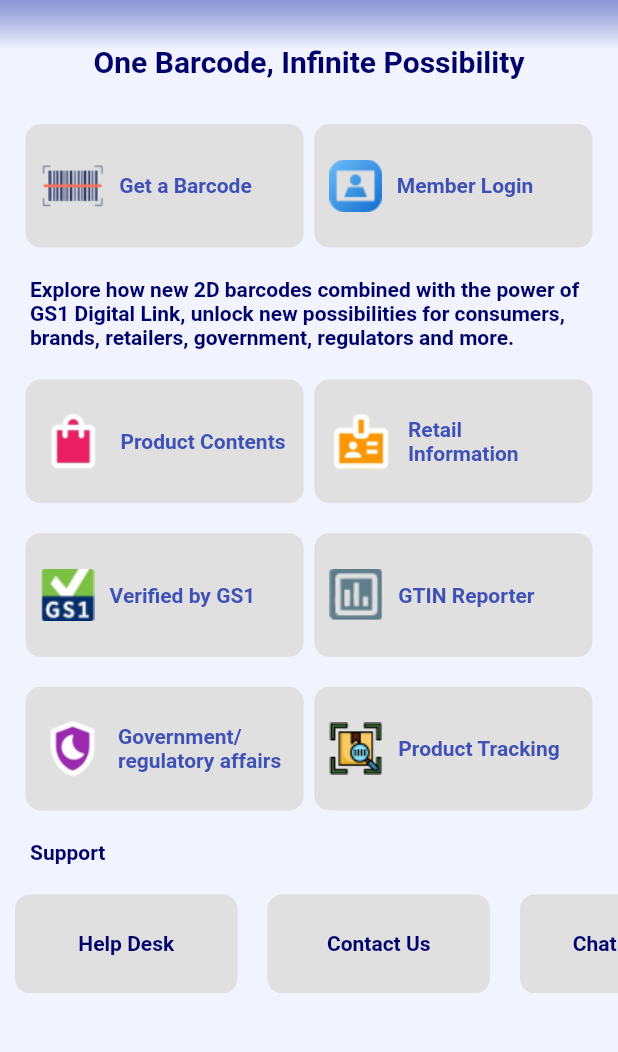
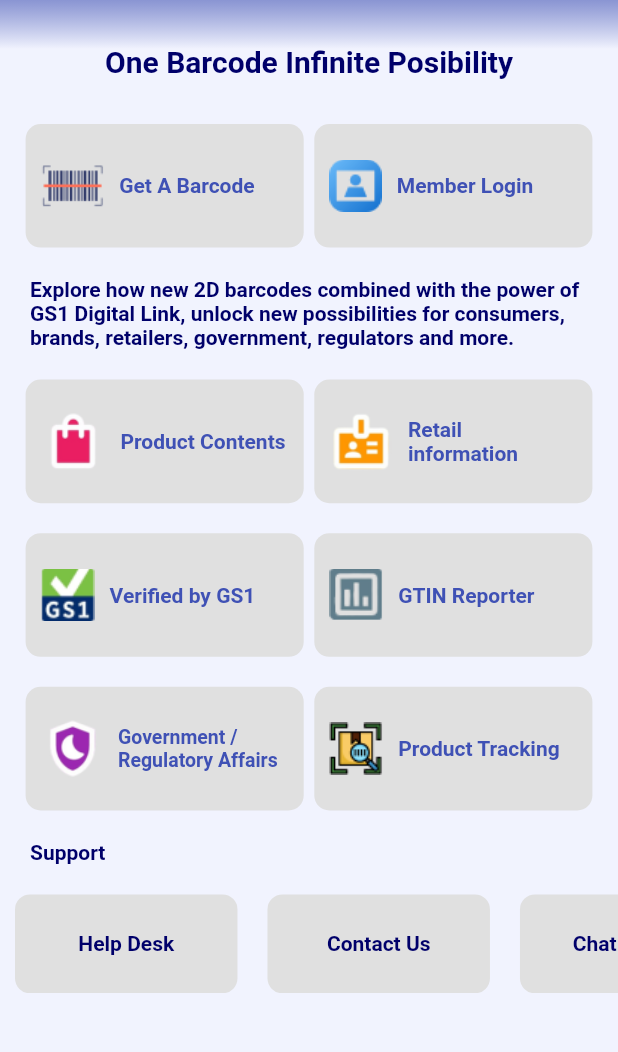
Before and after one commit to Wasim-Zaman/gs1_ksa_nartec, a Flutter app: the screen it shows after launch, on a phone screen of 412 x 824 dp, the part 179-1231 px from its top. Run offline on Flutter 3.47's test engine with Material 2 defaults, Android fonts, the phone set to English and light mode, and no system bars; drawn by our look-alikes of auto_size_text; our stand-ins replace awesome_dialog, bottom_navy_bar, country_code_picker, country_picker, email_validator, file_picker and 11 more; missing offline and left inert: flutter_exit_app, qr_code_scanner.

Commit message:
home screen localization completed

```diff
--- a/lib/localization/local_string.dart
+++ b/lib/localization/local_string.dart
@@ -15,6 +15,21 @@
           'gtinReporter': 'GTIN Reporter',
           'productTracking': 'Product Tracking',
           'regulatoryAffairs': 'Government / Regulatory Affairs',
+
+          // home screen scaffold
+          'oneBarcodeInfinitePosibility': 'One Barcode Infinite Posibility',
+          'getABarcode': 'Get A Barcode',
+          'memberLogin': 'Member Login',
+          'homeDescription':
+              'Explore how new 2D barcodes combined with the power of GS1 Digital Link, unlock new possibilities for consumers, brands, retailers, government, regulators and more.',
+          'support': 'Support',
+          // Help desk screen
+          'retry': 'Try again',
+          'noDataFound': 'No data found',
+          'noContentsFound': 'No contents found',
+
+          // GS1 member login screen
+          'gs1MemberLogin': 'GS1 Member Login',
         },
         'ar_SA': {
           'helpDesk': 'مكتب المساعدة',
@@ -28,6 +43,22 @@
           'gtinReporter': 'تقرير GTIN',
           'productTracking': 'تتبع المنتج',
           'regulatoryAffairs': 'الشؤون الحكومية / التنظيمية',
+
+          // home screen scaffold
+          'oneBarcodeInfinitePosibility': 'رمز شريطي واحد إمكانية لا حصر لها',
+          'getABarcode': 'احصل على رمز شريطي',
+          'memberLogin': 'تسجيل الدخول للأعضاء',
+          'homeDescription':
+              'استكشف كيف تفتح رموز الاستجابة السريعة الجديدة ثنائية الأبعاد بالاشتراك مع قوة رابط GS1 الرقمي إمكانات جديدة للمستهلكين والعلامات التجارية والتجار والحكومة والجهات التنظيمية وغيرها.',
+          'support': 'الدعم',
+
+          // Help desk screen
+          'retry': 'حاول مرة أخرى',
+          'noDataFound': 'لم يتم العثور على بيانات',
+          'noContentsFound': 'لم يتم العثور على محتويات',
+
+          // GS1 member login screen
+          'gs1MemberLogin': 'تسجيل الدخول للأعضاء',
         },
       };
 }
--- a/lib/main.dart
+++ b/lib/main.dart
@@ -30,7 +30,7 @@
       child: GetMaterialApp(
         translations: LocalString(),
         locale: const Locale('en', 'US'),
-        title: 'GS1 Saudi Arabia',
+        title: 'GS1 V2',
         theme: ThemeData(
           primarySwatch: darkBlue,
           appBarTheme: AppBarTheme(
--- a/lib/utils/app_dialogs.dart
+++ b/lib/utils/app_dialogs.dart
@@ -75,29 +75,23 @@
     showDialog(
       context: context,
       builder: (context) => AlertDialog(
-        title: const Text('Choose Language'),
+        title: Text('selectLanguage'.tr),
         content: Column(
           mainAxisSize: MainAxisSize.min,
           children: [
-            RadioListTile(
-              title: const Text('English'),
-              value: 'en_US',
-              groupValue: 'en_US',
-              onChanged: (value) {
-                // update language using getx
+            ListTile(
+              onTap: () {
                 Get.updateLocale(const Locale('en', 'US'));
                 Navigator.pop(context);
               },
+              title: const Text('English'),
             ),
-            RadioListTile(
-              title: const Text('Arabic'),
-              value: 'ar_SA',
-              groupValue: 'en_US',
-              onChanged: (value) {
-                // update language using getx
+            ListTile(
+              onTap: () {
                 Get.updateLocale(const Locale('ar', 'SA'));
                 Navigator.pop(context);
               },
+              title: const Text('Arabic'),
             ),
           ],
         ),
--- /dev/null
+++ b/lib/utils/app_text_style.dart
@@ -0,0 +1,10 @@
+import 'package:flutter/material.dart';
+import 'package:gs1_v2_project/constants/colors/app_colors.dart';
+
+class AppTextStyle {
+  static const homeDrawerTitle = TextStyle(
+    fontSize: 18,
+    // fontWeight: FontWeight.bold,
+    color: AppColors.primaryColor,
+  );
+}
--- a/lib/view/screens/grids/custom_&_border_grid.dart
+++ b/lib/view/screens/grids/custom_&_border_grid.dart
@@ -23,7 +23,7 @@
           foregroundColor: whiteColor,
           title: Column(
             children: [
-              const Text("GTIN:"),
+              const Text("GTIN" + ":"),
               Text(dataModel.gtin!),
             ],
           ),
--- a/lib/view/screens/home/help_desk/home_help_desk_screen.dart
+++ b/lib/view/screens/home/help_desk/home_help_desk_screen.dart
@@ -1,5 +1,6 @@
 import 'package:flutter/material.dart';
 import 'package:flutter_html/flutter_html.dart';
+import 'package:get/get.dart';
 import 'package:gs1_v2_project/controllers/home_help_desk/home_help_desk_controller.dart';
 import 'package:gs1_v2_project/widgets/buttons/primary_button_widget.dart';
 import 'package:gs1_v2_project/widgets/loading/loading_widget.dart';
@@ -16,7 +17,7 @@
   Widget build(BuildContext context) {
     return Scaffold(
       appBar: AppBar(
-        title: const Text('Help Desk'),
+        title: Text('helpDesk'.tr),
       ),
       body: FutureBuilder(
         future: HomeHelpDeskController.getHelpDeskData(),
@@ -35,7 +36,7 @@
                   const SizedBox(height: 20),
                   // retry button
                   PrimaryButtonWidget(
-                    caption: "Retry",
+                    caption: "retry".tr,
                     buttonHeight: 45,
                     onPressed: () {
                       setState(() {});
@@ -58,7 +59,7 @@
               ),
             );
           }
-          return const Center(child: Text('No Contents To Display'));
+          return Center(child: Text('noDataFound'.tr));
         },
       ),
     );
--- a/lib/view/screens/home/home_screen.dart
+++ b/lib/view/screens/home/home_screen.dart
@@ -25,10 +25,10 @@
 
 class _HomeScreenState extends State<HomeScreen> {
   List<String> names = [
-    'Help Desk',
-    'Contact Us',
-    'Chat with us',
-    'Social Media',
+    'helpDesk',
+    'contactUs',
+    'chatWithUs',
+    'socialMedia',
   ];
 
   @override
@@ -181,37 +181,103 @@
             child: Column(
               children: [
                 ListTile(
-                  leading: Image.asset(DrawerImages.select_language),
                   onTap: () {
-                    Navigator.pop(context);
                     AppDialogs.chooseLanguage(context);
                   },
-                  title: 'selectLanguage'
+                  leading: Image.asset(DrawerImages.select_language),
+                  title: "selectLanguage"
                       .tr
                       .text
                       .color(AppColors.primaryColor)
                       .make(),
                 ),
-                // ... Other ListTile items ...
-
+                // ListTile(
+                //   leading: Image.asset(DrawerImages.staff_login),
+                //   title:
+                //       "Staff Login".text.color(AppColors.primaryColor).make(),
+                // ),
+                ListTile(
+                  onTap: () {
+                    HomeServices.productContentsClick(context);
+                  },
+                  leading: Image.asset(DrawerImages.product_contents),
+                  title: "productContents"
+                      .tr
+                      .text
+                      .color(AppColors.primaryColor)
+                      .make(),
+                ),
+                ListTile(
+                  onTap: () {
+                    HomeServices.retailInformationClick(context);
+                  },
+                  leading: Image.asset(DrawerImages.retail_information),
+                  title: "retailInformation"
+                      .tr
+                      .text
+                      .color(AppColors.primaryColor)
+                      .make(),
+                ),
+                ListTile(
+                  onTap: () {
+                    HomeServices.verifiedByGS1Click(context);
+                  },
+                  leading: Image.asset(DrawerImages.verified_by_gs1),
+                  title: "verifiedByGS1"
+                      .tr
+                      .text
+                      .color(AppColors.primaryColor)
+                      .make(),
+                ),
+                ListTile(
+                  onTap: () {
+                    HomeServices.gtinReporterClick(context);
+                  },
+                  leading: Image.asset(DrawerImages.gtin_reporter),
+                  title: "gtinReporter"
+                      .tr
+                      .text
+                      .color(AppColors.primaryColor)
+                      .make(),
+                ),
+                ListTile(
+                  onTap: () {},
+                  leading: Image.asset(DrawerImages.product_tracking),
+                  title: "productTracking"
+                      .tr
+                      .text
+                      .color(AppColors.primaryColor)
+                      .make(),
+                ),
+                ListTile(
+                  onTap: () {
+                    HomeServices.regulatoryAffairsClick(context);
+                  },
+                  leading: Image.asset(DrawerImages.regulatory_affairs),
+                  title: "regulatoryAffairs"
+                      .tr
+                      .text
+                      .color(AppColors.primaryColor)
+                      .make(),
+                ),
                 ListTile(
                   leading: Image.asset(DrawerImages.help_desk),
                   title:
-                      'helpDesk'.tr.text.color(AppColors.primaryColor).make(),
+                      "helpDesk".tr.text.color(AppColors.primaryColor).make(),
                 ),
                 ListTile(
                   leading: Image.asset(DrawerImages.contact_us),
                   title:
-                      'contactUs'.tr.text.color(AppColors.primaryColor).make(),
+                      "contactUs".tr.text.color(AppColors.primaryColor).make(),
                 ),
                 ListTile(
                   leading: Image.asset(DrawerImages.chat_with_us),
                   title:
-                      'chatWithUs'.tr.text.color(AppColors.primaryColor).make(),
+                      "chatWithUs".tr.text.color(AppColors.primaryColor).make(),
                 ),
                 ListTile(
                   leading: Image.asset(DrawerImages.social_media),
-                  title: 'socialMedia'
+                  title: "socialMedia"
                       .tr
                       .text
                       .color(AppColors.primaryColor)
@@ -256,7 +322,8 @@
             children: [
               Center(child: Image.asset(OtherImages.trans_logo)),
               const SizedBox(height: 30),
-              "One Barcode, Infinite Possibility"
+              "oneBarcodeInfinitePosibility"
+                  .tr
                   .text
                   .color(AppColors.primaryColor)
                   .bold
@@ -268,12 +335,12 @@
                 mainAxisAlignment: MainAxisAlignment.spaceEvenly,
                 children: [
                   RectangularButton(
-                    caption: "Get a Barcode",
+                    caption: "getABarcode",
                     image: OtherImages.get_a_barcode,
                     onPressed: () => HomeServices.getBarCode(context),
                   ),
                   RectangularButton(
-                    caption: "Member Login",
+                    caption: "memberLogin",
                     image: OtherImages.get_member_login,
                     onPressed: () => Navigator.of(context).pushNamed(
                       Gs1MemberLoginScreen.routeName,
@@ -281,7 +348,8 @@
                   ),
                 ],
               ).box.margin(const EdgeInsets.symmetric(horizontal: 10)).make(),
-              "Explore how new 2D barcodes combined with the power of GS1 Digital Link, unlock new possibilities for consumers, brands, retailers, government, regulators and more."
+              "homeDescription"
+                  .tr
                   .text
                   .semiBold
                   .color(AppColors.primaryColor)
@@ -292,12 +360,12 @@
                 mainAxisAlignment: MainAxisAlignment.spaceEvenly,
                 children: [
                   RectangularButton(
-                    caption: "Product Contents",
+                    caption: "productContents",
                     image: OtherImages.product_contents,
                     onPressed: () => HomeServices.productContentsClick(context),
                   ),
                   RectangularButton(
-                    caption: "Retail Information",
+                    caption: "retailInformation",
                     image: OtherImages.retail_information,
                     onPressed: () =>
                         HomeServices.regulatoryAffairsClick(context),
@@ -309,12 +377,12 @@
                 mainAxisAlignment: MainAxisAlignment.spaceEvenly,
                 children: [
                   RectangularButton(
-                    caption: "Verified by GS1",
+                    caption: "verifiedByGS1",
                     image: OtherImages.verified_by_gs1,
                     onPressed: () => HomeServices.verifiedByGS1Click(context),
                   ),
                   RectangularButton(
-                    caption: "GTIN Reporter",
+                    caption: "gtinReporter",
                     image: OtherImages.gtin_reporter,
                     onPressed: () => HomeServices.gtinReporterClick(context),
                   ),
@@ -325,19 +393,19 @@
                 mainAxisAlignment: MainAxisAlignment.spaceEvenly,
                 children: [
                   RectangularButton(
-                    caption: "Government/regulatory affairs",
+                    caption: "regulatoryAffairs",
                     image: OtherImages.regulatory_affairs,
                     onPressed: () =>
                         HomeServices.regulatoryAffairsClick(context),
                   ),
                   RectangularButton(
-                    caption: "Product Tracking",
+                    caption: "productTracking",
                     image: OtherImages.product_tracking,
                     onPressed: () {},
                   ),
                 ],
               ).box.margin(const EdgeInsets.symmetric(horizontal: 10)).make(),
-              "Support".text.color(AppColors.primaryColor).bold.make().p20(),
+              "support".tr.text.color(AppColors.primaryColor).bold.make().p20(),
               SizedBox(
                 height: context.height * 0.08,
                 child: ListView.builder(
@@ -361,7 +429,7 @@
                           socialMediaBottomSheet();
                         }
                       },
-                      caption: names[index],
+                      caption: names[index].tr,
                     );
                   },
                   itemCount: names.length,
@@ -409,7 +477,7 @@
             10.widthBox,
             Expanded(
               child: AutoSizeText(
-                caption,
+                caption.tr,
                 maxLines: 2,
                 overflow: TextOverflow.ellipsis,
                 style: TextStyle(
--- a/lib/view/screens/log-in/gs1_member_login_screen.dart
+++ b/lib/view/screens/log-in/gs1_member_login_screen.dart
@@ -1,5 +1,6 @@
 import 'package:email_validator/email_validator.dart';
 import 'package:flutter/material.dart';
+import 'package:get/get.dart';
 import 'package:gs1_v2_project/utils/app_dialogs.dart';
 import 'package:gs1_v2_project/utils/colors.dart';
 import 'package:gs1_v2_project/view-model/login/login_services.dart';
@@ -69,7 +70,7 @@
     return Scaffold(
       backgroundColor: bgGrey,
       appBar: AppBar(
-        title: const Text("GS1 Member Login"),
+        title: Text("gs1MemberLogin".tr),
         centerTitle: true,
       ),
       body: Padding(
```
Also changed, not shown: pubspec.yaml (+1 -7 lines), pubspec.lock, 29 other files.
